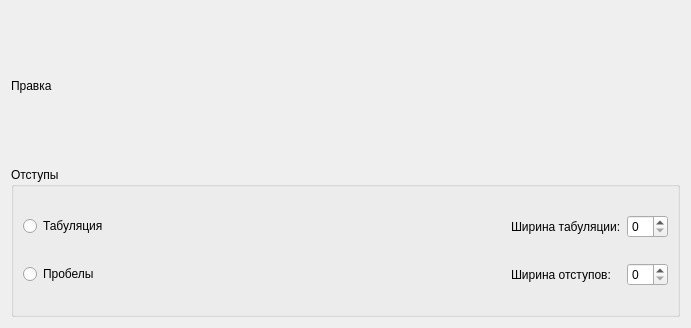
First picture: the form in setting/settingSeptember/settingediting.ui, repository kissofblood/September, before the edit.
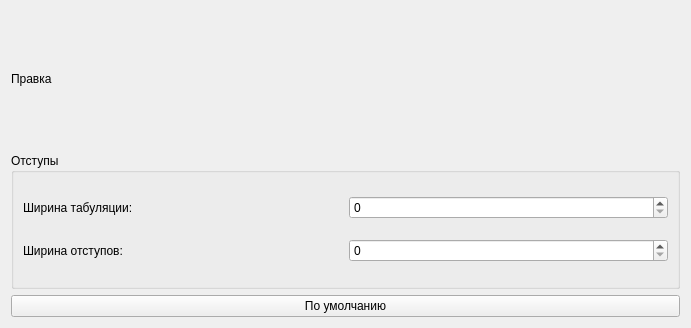
Second picture: the form after the edit.

```diff
--- a/setting/settingSeptember/settingediting.ui
+++ b/setting/settingSeptember/settingediting.ui
@@ -27,69 +27,36 @@
       <string>Отступы</string>
      </property>
      <layout class="QGridLayout" name="gridLayout">
-      <item row="0" column="0" colspan="2">
-       <widget class="QRadioButton" name="radioButton">
-        <property name="text">
-         <string>Табуляция</string>
-        </property>
-       </widget>
-      </item>
-      <item row="0" column="2">
-       <spacer name="horizontalSpacer">
-        <property name="orientation">
-         <enum>Qt::Horizontal</enum>
-        </property>
-        <property name="sizeHint" stdset="0">
-         <size>
-          <width>316</width>
-          <height>20</height>
-         </size>
-        </property>
-       </spacer>
-      </item>
-      <item row="0" column="3">
+      <item row="0" column="0">
        <widget class="QLabel" name="label_2">
         <property name="text">
          <string>Ширина табуляции:</string>
         </property>
        </widget>
       </item>
-      <item row="0" column="4">
-       <widget class="QSpinBox" name="spinBox"/>
+      <item row="0" column="1">
+       <widget class="QSpinBox" name="spnTab"/>
       </item>
       <item row="1" column="0">
-       <widget class="QRadioButton" name="radioButton_2">
-        <property name="text">
-         <string>Пробелы</string>
-        </property>
-       </widget>
-      </item>
-      <item row="1" column="1" colspan="2">
-       <spacer name="horizontalSpacer_2">
-        <property name="orientation">
-         <enum>Qt::Horizontal</enum>
-        </property>
-        <property name="sizeHint" stdset="0">
-         <size>
-          <width>330</width>
-          <height>20</height>
-         </size>
-        </property>
-       </spacer>
-      </item>
-      <item row="1" column="3">
        <widget class="QLabel" name="label_3">
         <property name="text">
          <string>Ширина отступов:</string>
         </property>
        </widget>
       </item>
-      <item row="1" column="4">
-       <widget class="QSpinBox" name="spinBox_2"/>
+      <item row="1" column="1">
+       <widget class="QSpinBox" name="spnIndent"/>
       </item>
      </layout>
     </widget>
    </item>
+   <item>
+    <widget class="QPushButton" name="btnDefault">
+     <property name="text">
+      <string>По умолчанию</string>
+     </property>
+    </widget>
+   </item>
   </layout>
  </widget>
  <resources/>
```
